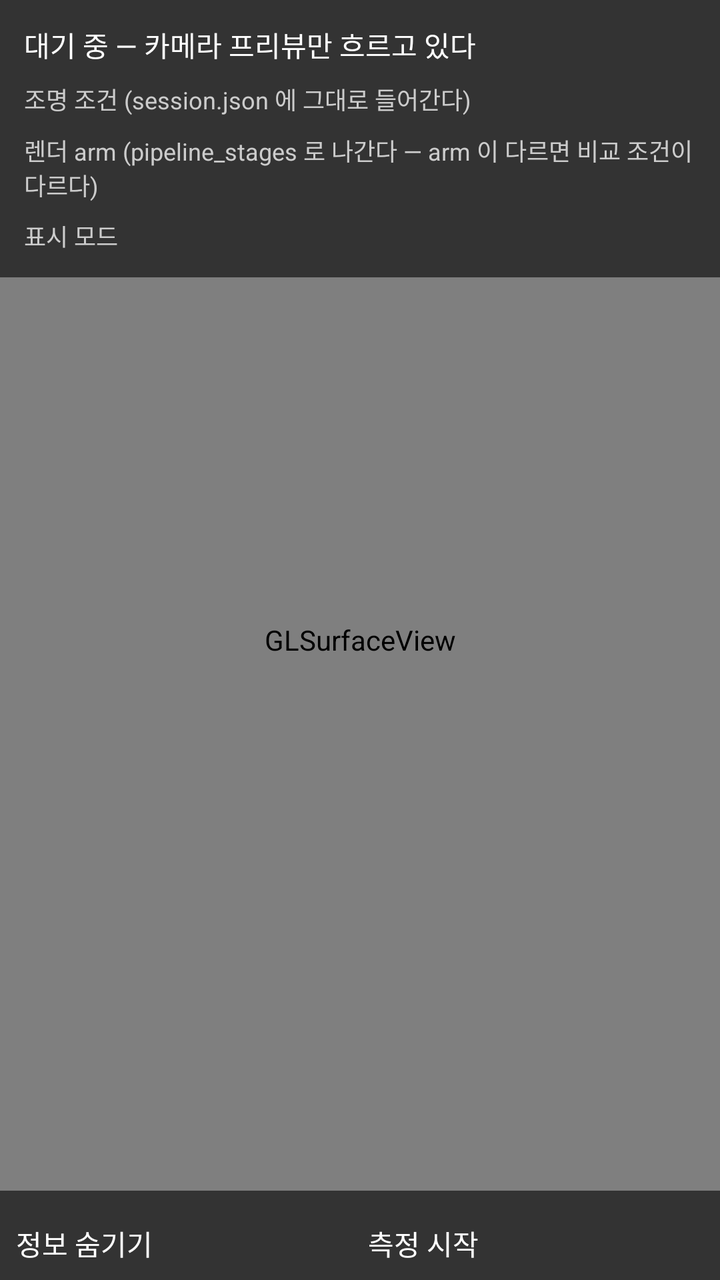
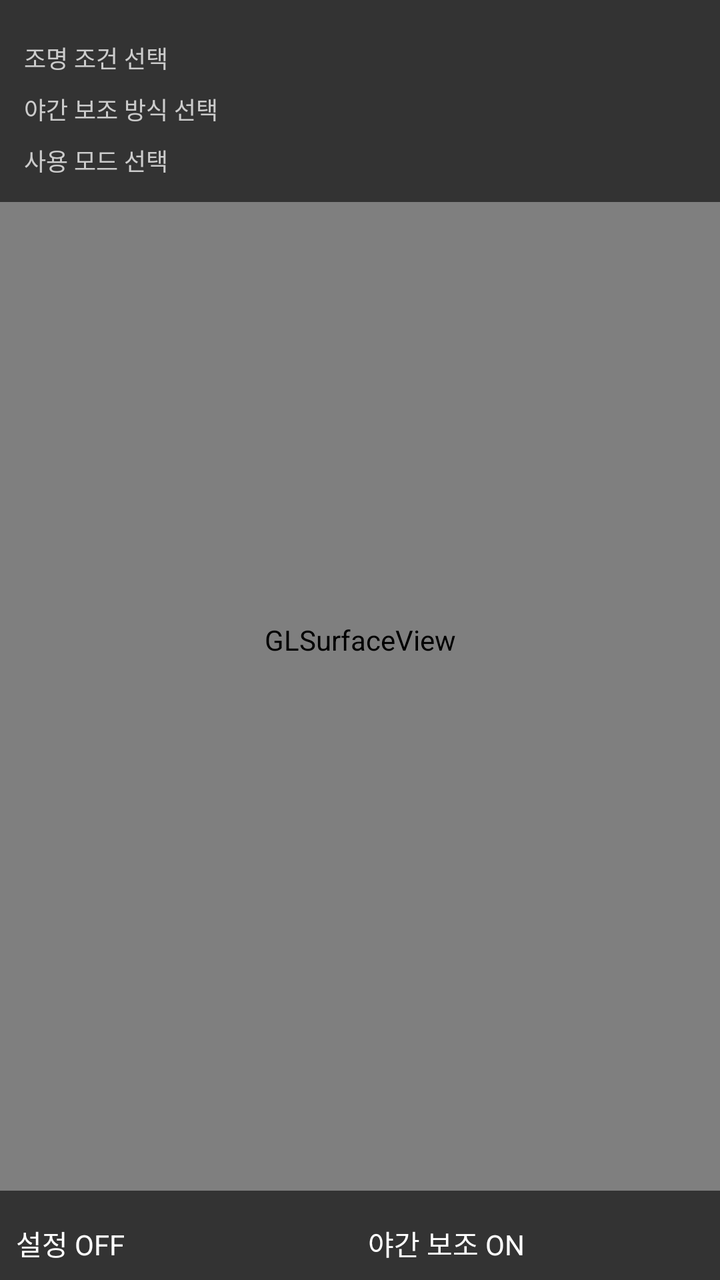

The first picture is an Android layout as it rendered before a commit; the second is the same layout after the commit. The layout source and the unified diff follow.
<!-- AndroidManifest.xml: application theme Theme.BammasilPoc -->
<!-- res/layout/activity_main.xml -->
<?xml version="1.0" encoding="utf-8"?>
<FrameLayout xmlns:android="http://schemas.android.com/apk/res/android"
    android:layout_width="match_parent"
    android:layout_height="match_parent"
    android:background="@android:color/black">

    
    <android.opengl.GLSurfaceView
        android:id="@+id/gl_view"
        android:layout_width="match_parent"
        android:layout_height="match_parent" />

    
    <LinearLayout
        android:id="@+id/info_panel"
        android:layout_width="match_parent"
        android:layout_height="wrap_content"
        android:layout_gravity="top"
        android:orientation="vertical"
        android:padding="12dp"
        android:background="#99000000">

        
        <TextView
            android:id="@+id/status_text"
            android:layout_width="match_parent"
            android:layout_height="wrap_content"
            android:textColor="@android:color/white"
            android:textSize="14sp"
            android:text="@string/idle" />

        <TextView
            android:layout_width="match_parent"
            android:layout_height="wrap_content"
            android:layout_marginTop="8dp"
            android:textColor="#CCCCCC"
            android:textSize="12sp"
            android:text="@string/lighting_label" />

        <Spinner
            android:id="@+id/lighting_spinner"
            android:layout_width="match_parent"
            android:layout_height="wrap_content" />

        <TextView
            android:layout_width="match_parent"
            android:layout_height="wrap_content"
            android:layout_marginTop="8dp"
            android:textColor="#CCCCCC"
            android:textSize="12sp"
            android:text="@string/arm_label" />

        
        <Spinner
            android:id="@+id/arm_spinner"
            android:layout_width="match_parent"
            android:layout_height="wrap_content" />

        <TextView
            android:layout_width="match_parent"
            android:layout_height="wrap_content"
            android:layout_marginTop="8dp"
            android:textColor="#CCCCCC"
            android:textSize="12sp"
            android:text="@string/display_mode_label" />

        <Spinner
            android:id="@+id/display_mode_spinner"
            android:layout_width="match_parent"
            android:layout_height="wrap_content" />

        <LinearLayout
            android:id="@+id/cardboard_tuning_panel"
            android:layout_width="match_parent"
            android:layout_height="wrap_content"
            android:orientation="vertical"
            android:visibility="gone">

            <TextView
                android:id="@+id/cardboard_fov_label"
                android:layout_width="match_parent"
                android:layout_height="wrap_content"
                android:textColor="#CCCCCC"
                android:textSize="12sp" />

            <SeekBar
                android:id="@+id/cardboard_fov_seek"
                android:layout_width="match_parent"
                android:layout_height="wrap_content"
                android:max="40"
                android:progress="10" />

            <TextView
                android:id="@+id/cardboard_alignment_label"
                android:layout_width="match_parent"
                android:layout_height="wrap_content"
                android:textColor="#CCCCCC"
                android:textSize="12sp" />

            <SeekBar
                android:id="@+id/cardboard_alignment_seek"
                android:layout_width="match_parent"
                android:layout_height="wrap_content"
                android:max="120"
                android:progress="44" />
        </LinearLayout>
    </LinearLayout>

    
    <LinearLayout
        android:id="@+id/control_bar"
        android:layout_width="match_parent"
        android:layout_height="wrap_content"
        android:layout_gravity="bottom"
        android:orientation="vertical"
        android:padding="8dp"
        android:background="#99000000">

        <LinearLayout
            android:layout_width="match_parent"
            android:layout_height="wrap_content"
            android:layout_marginTop="8dp"
            android:orientation="horizontal">

            <Button
                android:id="@+id/hud_button"
                android:layout_width="0dp"
                android:layout_weight="1"
                android:layout_height="wrap_content"
                android:text="@string/hud_hide" />

            <Button
                android:id="@+id/toggle_button"
                android:layout_width="0dp"
                android:layout_weight="1"
                android:layout_height="wrap_content"
                android:layout_marginStart="8dp"
                android:text="@string/start" />
        </LinearLayout>
    </LinearLayout>

</FrameLayout>
<!-- resources referenced by this layout -->
<resources>
  <string name="arm_label">렌더 arm (pipeline_stages 로 나간다 — arm 이 다르면 비교 조건이 다르다)</string>
  <string name="display_mode_label">표시 모드</string>
  <string name="hud_hide">정보 숨기기</string>
  <string name="idle">대기 중 — 카메라 프리뷰만 흐르고 있다</string>
  <string name="lighting_label">조명 조건 (session.json 에 그대로 들어간다)</string>
  <string name="start">측정 시작</string>
  <style name="Theme.BammasilPoc" parent="@android:style/Theme.Material.NoActionBar.Fullscreen">
          <item name="android:windowBackground">@android:color/black</item>
      </style>
</resources>

<!-- the commit's change to res/layout/activity_main.xml (unified diff, before → after) -->
@@ -25,6 +25,7 @@
             android:id="@+id/status_text"
             android:layout_width="match_parent"
             android:layout_height="wrap_content"
+            android:visibility="gone"
             android:textColor="@android:color/white"
             android:textSize="14sp"
             android:text="@string/idle" />
<!-- resource entries referenced after the edit -->
@@ -1,11 +1,11 @@
 <!-- resources referenced by this layout -->
 <resources>
-  <string name="arm_label">렌더 arm (pipeline_stages 로 나간다 — arm 이 다르면 비교 조건이 다르다)</string>
-  <string name="display_mode_label">표시 모드</string>
-  <string name="hud_hide">정보 숨기기</string>
-  <string name="idle">대기 중 — 카메라 프리뷰만 흐르고 있다</string>
-  <string name="lighting_label">조명 조건 (session.json 에 그대로 들어간다)</string>
-  <string name="start">측정 시작</string>
+  <string name="arm_label">야간 보조 방식 선택</string>
+  <string name="display_mode_label">사용 모드 선택</string>
+  <string name="hud_hide">설정 OFF</string>
+  <string name="idle">잠시만 기다려 주세요\n카메라를 설정하고 있습니다</string>
+  <string name="lighting_label">조명 조건 선택</string>
+  <string name="start">야간 보조 ON</string>
   <style name="Theme.BammasilPoc" parent="@android:style/Theme.Material.NoActionBar.Fullscreen">
           <item name="android:windowBackground">@android:color/black</item>
       </style>
